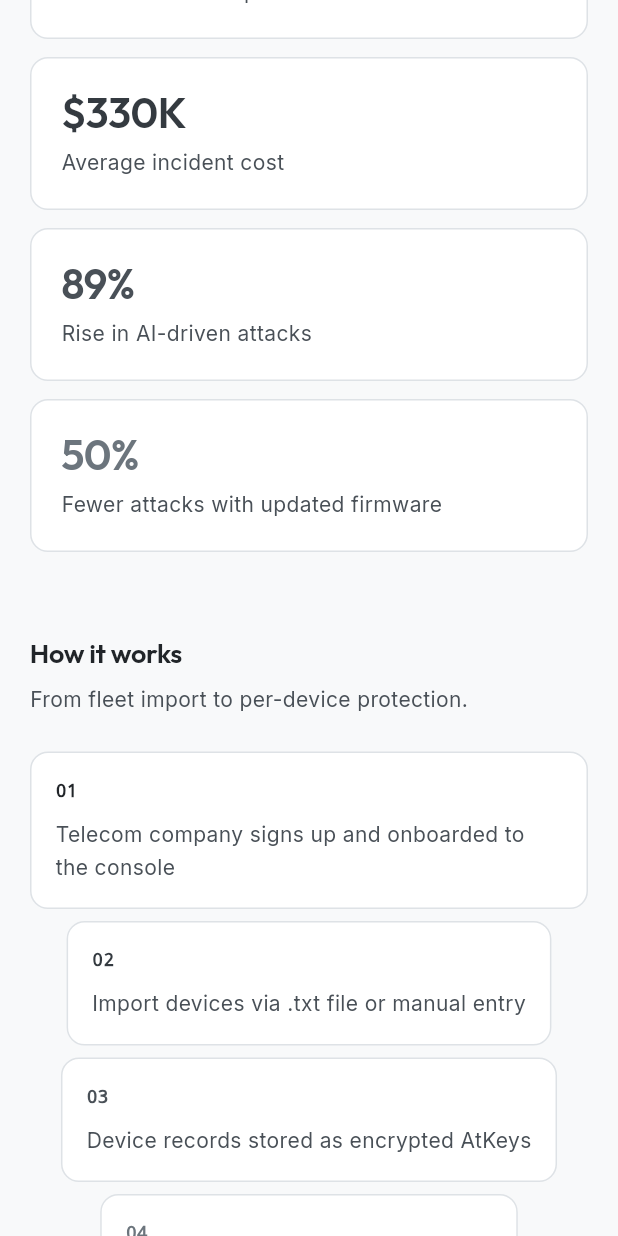
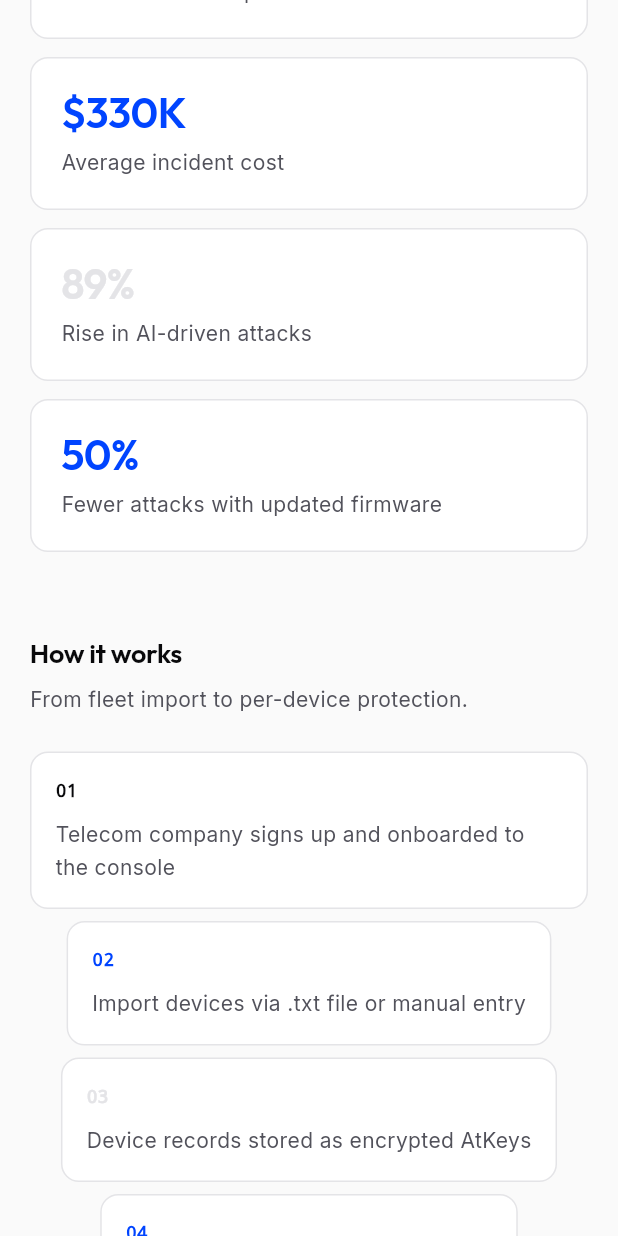
Before and after one commit to aidandaniel/Iot-lighthouse, a Flutter app: the screen it shows after launch, scrolled down 576 dp, on a phone screen of 412 x 824 dp. Run offline on Flutter 3.47's test engine with Material 3 defaults, Android fonts, the phone set to English and light mode, and no system bars; our stand-ins replace file_picker, google_fonts; missing offline and left inert: at_auth, at_client, at_client_flutter.

Commit message:
Refactor UI colors

```diff
--- a/lib/auth/welcome_screen.dart
+++ b/lib/auth/welcome_screen.dart
@@ -194,7 +194,7 @@
           height: 8,
           decoration: const BoxDecoration(
             shape: BoxShape.circle,
-            color: AppColors.gray900,
+            color: AppColors.mist,
           ),
         ),
         const SizedBox(width: 10),
@@ -217,10 +217,10 @@
   ];
 
   static const _shades = [
-    AppColors.gray900,
-    AppColors.gray800,
-    AppColors.gray700,
-    AppColors.gray600,
+    AppColors.fog,
+    AppColors.mist,
+    AppColors.steel,
+    AppColors.mist,
   ];
 
   @override
@@ -288,11 +288,11 @@
   ];
 
   static const _shades = [
-    AppColors.gray900,
-    AppColors.gray800,
-    AppColors.gray700,
-    AppColors.gray600,
-    AppColors.gray500,
+    AppColors.fog,
+    AppColors.mist,
+    AppColors.steel,
+    AppColors.mist,
+    AppColors.fog,
   ];
 
   @override
--- a/lib/dashboard/device_telemetry_screen.dart
+++ b/lib/dashboard/device_telemetry_screen.dart
@@ -2,6 +2,7 @@
 
 import '../models/device_models.dart';
 import '../services/telemetry_monitor.dart';
+import '../services/at_keys.dart';
 import '../theme/app_theme.dart';
 import '../theme/app_widgets.dart';
 import 'device_traceability_screen.dart';
@@ -115,7 +116,7 @@
                         ),
                         _HeaderField(
                           label: 'Route',
-                          value: '${device.deviceAtSign} → @lyra6dj02_sp',
+                          value: '${device.deviceAtSign} → $protectionServiceAtSign',
                         ),
                         if (latest != null)
                           _HeaderField(
--- a/lib/theme/app_theme.dart
+++ b/lib/theme/app_theme.dart
@@ -1,46 +1,64 @@
 import 'package:flutter/material.dart';
 import 'package:google_fonts/google_fonts.dart';
 
-/// Bootstrap gray scale — light surfaces, dark type.
+/// Clean, high-contrast light theme — white, black, and cobalt.
 abstract final class AppColors {
-  static const gray100 = Color(0xFFF8F9FA);
-  static const gray200 = Color(0xFFE9ECEF);
-  static const gray300 = Color(0xFFDEE2E6);
-  static const gray400 = Color(0xFFCED4DA);
-  static const gray500 = Color(0xFFADB5BD);
-  static const gray600 = Color(0xFF6C757D);
-  static const gray700 = Color(0xFF495057);
-  static const gray800 = Color(0xFF343A40);
-  static const gray900 = Color(0xFF212529);
+  static const white = Color(0xFFFFFFFF);
+  static const offWhite = Color(0xFFFAFAFA);
+  static const gray100 = Color(0xFFF4F4F5);
+  static const gray200 = Color(0xFFE4E4E7);
+  static const gray300 = Color(0xFFD4D4D8);
+  static const gray400 = Color(0xFFA1A1AA);
+  static const gray500 = Color(0xFF71717A);
+  static const gray600 = Color(0xFF52525B);
+  static const gray700 = Color(0xFF3F3F46);
+  static const gray800 = Color(0xFF27272A);
+  static const gray900 = Color(0xFF18181B);
+  static const black = Color(0xFF09090B);
 
-  static const background = gray100;
-  static const surface = Color(0xFFFFFFFF);
-  static const elevated = gray200;
-  static const border = gray300;
-  static const borderStrong = gray400;
-  static const muted = gray600;
-  static const textSecondary = gray700;
-  static const text = gray900;
+  static const cobalt = Color(0xFF0044FF);
+  static const cobaltLight = Color(0xFF00AAFF);
+
+  static const background = offWhite;
+  static const surface = white;
+  static const elevated = white;
+  static const border = gray200;
+  static const borderStrong = gray300;
+  static const muted = gray500;
+  static const textSecondary = gray600;
+  static const text = black;
 
   static const accentGradient = LinearGradient(
     begin: Alignment.centerLeft,
     end: Alignment.centerRight,
-    colors: [gray400, gray700, gray900],
+    colors: [cobalt, cobaltLight],
   );
+
+  /// Legacy aliases used across the app.
+  static const ink = black;
+  static const navy = white;
+  static const fog = black;
+  static const mist = cobalt;
+  static const steel = gray200;
+  static const void_ = black;
+  static const slate = white;
+  static const cream = black;
+  static const tan = cobalt;
+  static const brown = gray200;
 }
 
 ThemeData buildAppTheme() {
   const scheme = ColorScheme.light(
     brightness: Brightness.light,
-    primary: AppColors.gray900,
-    onPrimary: AppColors.gray100,
-    secondary: AppColors.gray700,
-    onSecondary: AppColors.gray100,
-    surface: AppColors.surface,
-    onSurface: AppColors.text,
-    error: AppColors.gray800,
-    onError: AppColors.gray100,
-    outline: AppColors.border,
+    primary: AppColors.cobalt,
+    onPrimary: AppColors.white,
+    secondary: AppColors.gray800,
+    onSecondary: AppColors.white,
+    surface: AppColors.white,
+    onSurface: AppColors.black,
+    error: AppColors.cobalt,
+    onError: AppColors.white,
+    outline: AppColors.gray200,
   );
 
   return ThemeData(
@@ -66,28 +84,28 @@
       color: AppColors.surface,
       elevation: 0,
       shape: RoundedRectangleBorder(
-        borderRadius: BorderRadius.circular(12),
+        borderRadius: BorderRadius.circular(4),
         side: const BorderSide(color: AppColors.border),
       ),
     ),
     switchTheme: SwitchThemeData(
       thumbColor: WidgetStateProperty.resolveWith((states) {
-        if (states.contains(WidgetState.selected)) return AppColors.gray900;
-        return AppColors.gray500;
+        if (states.contains(WidgetState.selected)) return AppColors.white;
+        return AppColors.gray400;
       }),
       trackColor: WidgetStateProperty.resolveWith((states) {
         if (states.contains(WidgetState.selected)) {
-          return AppColors.gray400;
+          return AppColors.cobalt;
         }
-        return AppColors.gray300;
+        return AppColors.gray200;
       }),
     ),
     filledButtonTheme: FilledButtonThemeData(
       style: FilledButton.styleFrom(
-        backgroundColor: AppColors.gray900,
-        foregroundColor: AppColors.gray100,
+        backgroundColor: AppColors.cobalt,
+        foregroundColor: AppColors.white,
         padding: const EdgeInsets.symmetric(horizontal: 24, vertical: 14),
-        shape: RoundedRectangleBorder(borderRadius: BorderRadius.circular(10)),
+        shape: RoundedRectangleBorder(borderRadius: BorderRadius.circular(4)),
         textStyle: GoogleFonts.inter(
           fontSize: 14,
           fontWeight: FontWeight.w600,
@@ -96,10 +114,10 @@
     ),
     outlinedButtonTheme: OutlinedButtonThemeData(
       style: OutlinedButton.styleFrom(
-        foregroundColor: AppColors.textSecondary,
+        foregroundColor: AppColors.black,
         side: const BorderSide(color: AppColors.borderStrong),
         padding: const EdgeInsets.symmetric(horizontal: 24, vertical: 14),
-        shape: RoundedRectangleBorder(borderRadius: BorderRadius.circular(10)),
+        shape: RoundedRectangleBorder(borderRadius: BorderRadius.circular(4)),
         textStyle: GoogleFonts.inter(
           fontSize: 14,
           fontWeight: FontWeight.w500,
@@ -108,7 +126,7 @@
     ),
     textButtonTheme: TextButtonThemeData(
       style: TextButton.styleFrom(
-        foregroundColor: AppColors.textSecondary,
+        foregroundColor: AppColors.cobalt,
         textStyle: GoogleFonts.inter(
           fontSize: 14,
           fontWeight: FontWeight.w500,
@@ -171,9 +189,12 @@
       ),
     ),
     snackBarTheme: SnackBarThemeData(
-      backgroundColor: AppColors.gray900,
-      contentTextStyle: GoogleFonts.inter(color: AppColors.gray100),
-      shape: RoundedRectangleBorder(borderRadius: BorderRadius.circular(10)),
+      backgroundColor: AppColors.black,
+      contentTextStyle: GoogleFonts.inter(color: AppColors.white),
+      shape: RoundedRectangleBorder(
+        borderRadius: BorderRadius.circular(4),
+        side: const BorderSide(color: AppColors.gray800),
+      ),
       behavior: SnackBarBehavior.floating,
     ),
   );
```
Also changed, not shown: lib/dashboard/dashboard_screen.dart (+151 -51 lines), lib/dashboard/telemetry_widgets.dart (+13 -8 lines), lib/services/telemetry_monitor.dart (+63 -8 lines), lib/theme/app_widgets.dart (+16 -15 lines).
